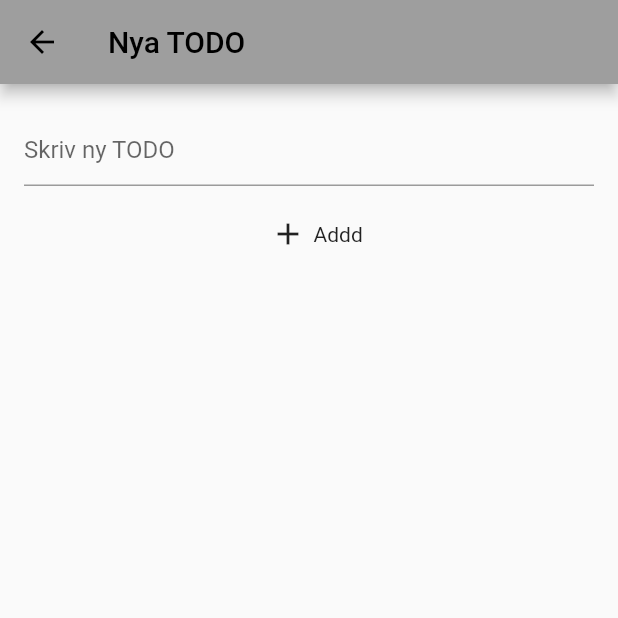
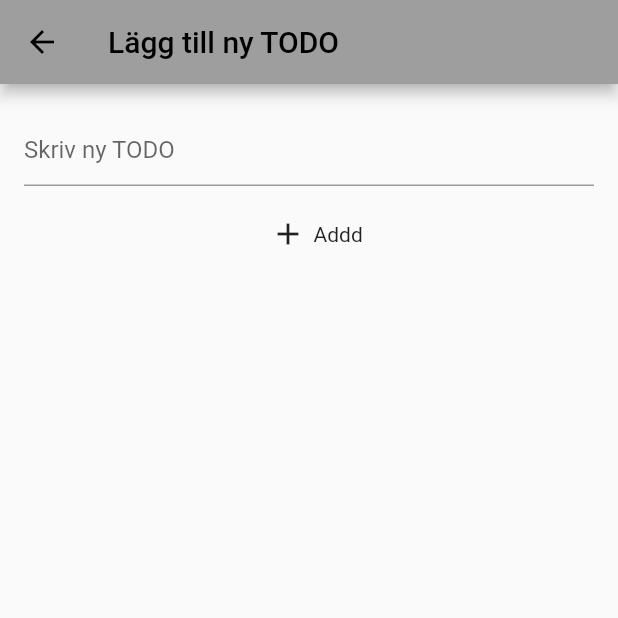
Before and after one commit to gu-tig169-ht21/gusberlow, a Flutter app: the SecondView screen opened directly, on a phone screen of 412 x 824 dp, the top half of it. Run offline on Flutter 3.47's test engine with Material 2 defaults, Android fonts, the phone set to English and light mode, and no system bars.

Commit message:
changed title secondview

```diff
--- a/lib/main.dart
+++ b/lib/main.dart
@@ -67,7 +67,7 @@ class MainView extends StatelessWidget {
 class SecondView extends StatelessWidget {
   Widget build(BuildContext context) {
     return Scaffold(
-      appBar: AppBar(title: Text('Nya TODO')),
+      appBar: AppBar(title: Text('Lägg till ny TODO')),
       body: Center(
         child: Column(
           mainAxisAlignment: MainAxisAlignment.start,
```
